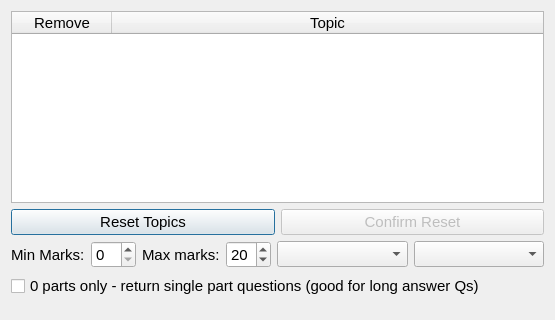
Old version of the form QT/RandomQuestion.ui in the repository Daniel-CG-Wright/ExamPaperProject; both pictures show x 0 to 555 and y 0 to 320 of the 555 by 746 pixel window.
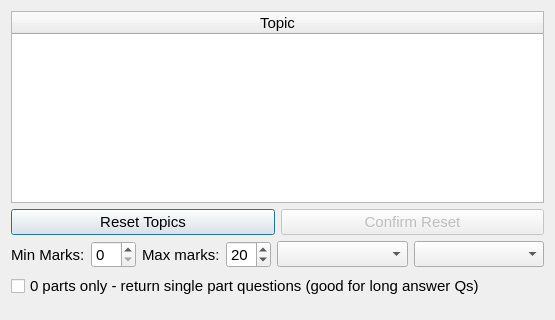
New version of the form.

Commit message: Row deletion functionality removed as expected from previous commit. Move onto random exam paper generation, then fix bugs.

Patch:
```diff
--- a/QT/RandomQuestion.ui
+++ b/QT/RandomQuestion.ui
@@ -36,11 +36,6 @@
      <attribute name="horizontalHeaderStretchLastSection">
       <bool>true</bool>
      </attribute>
-     <column>
-      <property name="text">
-       <string>Remove</string>
-      </property>
-     </column>
      <column>
       <property name="text">
        <string>Topic</string>
```
The commit also changes 2 other files.
